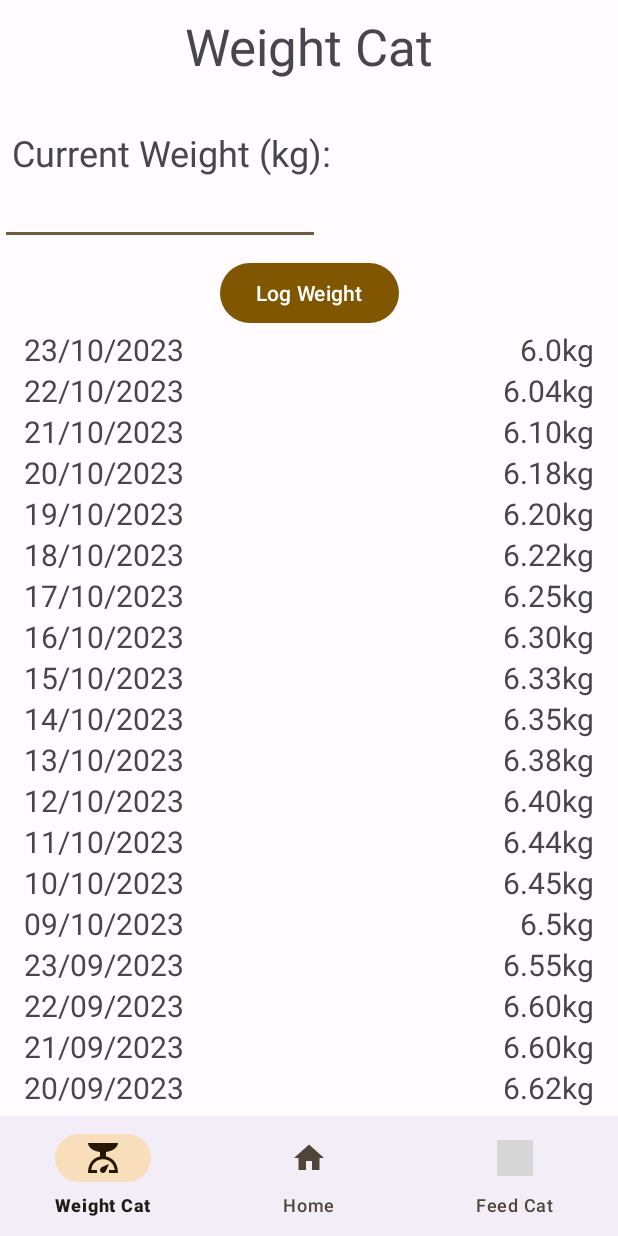
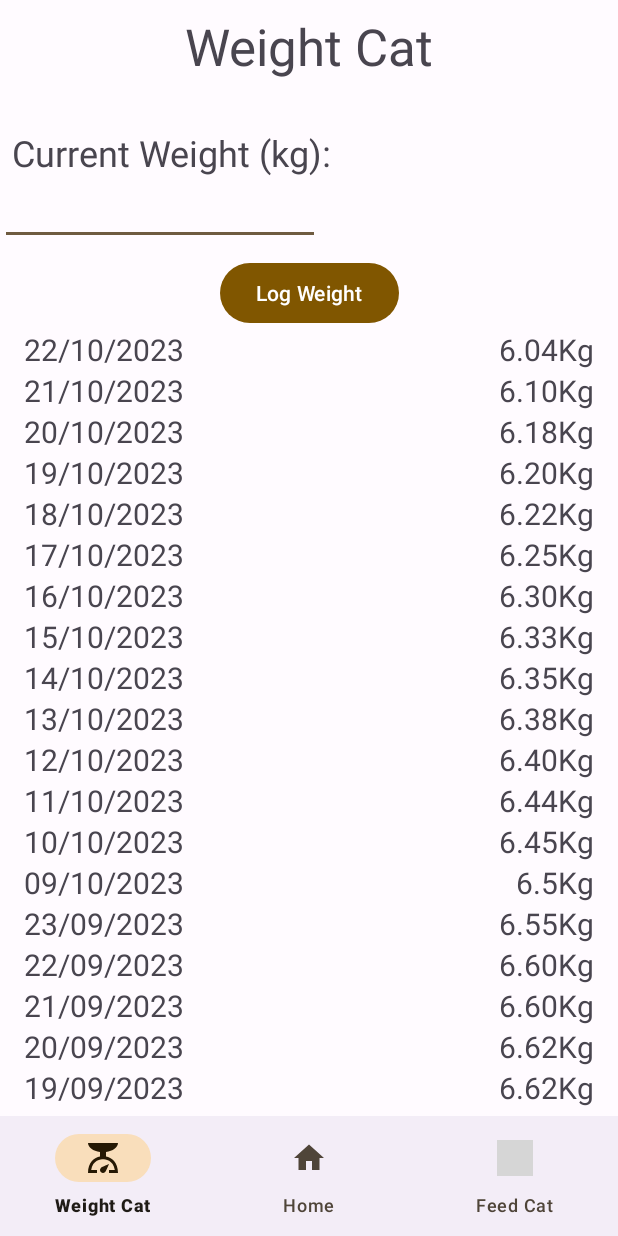
Before and after one commit to Niko361/COS30017_Custom_APP, an Android app: the LogWeightActivity screen opened directly, with no data from a screen before it, on a phone screen of 412 x 824 dp. Run offline under Robolectric (Android 15) with nearby library versions, the phone set to English and light mode, and no system bars; grey boxes are pictures that could not be loaded.

Commit message:
Feat: implemented adding new weight logs

```diff
--- a/app/src/main/java/com/example/customappproject/LogWeightActivity.kt
+++ b/app/src/main/java/com/example/customappproject/LogWeightActivity.kt
@@ -1,9 +1,13 @@
 package com.example.customappproject
 
-import android.content.Intent
 import android.os.Bundle
 import android.util.Log
+import android.view.View
+import android.view.inputmethod.InputMethodManager
+import android.widget.Button
+import android.widget.EditText
 import androidx.appcompat.app.AppCompatActivity
+import androidx.core.widget.addTextChangedListener
 import androidx.recyclerview.widget.LinearLayoutManager
 import androidx.recyclerview.widget.RecyclerView
 import com.google.android.material.navigation.NavigationBarView
@@ -12,50 +16,72 @@ import java.time.format.DateTimeFormatter
 
 class LogWeightActivity: AppCompatActivity() {
     var weightLogs = mutableListOf(
-        GenericLogEntry(LocalDateTime.parse("23/10/23 19:00", DateTimeFormatter.ofPattern("dd/MM/yy HH:mm")), "6.0kg"),
-        GenericLogEntry(LocalDateTime.parse("22/10/23 19:00", DateTimeFormatter.ofPattern("dd/MM/yy HH:mm")), "6.04kg"),
-        GenericLogEntry(LocalDateTime.parse("21/10/23 19:00", DateTimeFormatter.ofPattern("dd/MM/yy HH:mm")), "6.10kg"),
-        GenericLogEntry(LocalDateTime.parse("20/10/23 19:00", DateTimeFormatter.ofPattern("dd/MM/yy HH:mm")), "6.18kg"),
-        GenericLogEntry(LocalDateTime.parse("19/10/23 19:00", DateTimeFormatter.ofPattern("dd/MM/yy HH:mm")), "6.20kg"),
-        GenericLogEntry(LocalDateTime.parse("18/10/23 19:00", DateTimeFormatter.ofPattern("dd/MM/yy HH:mm")), "6.22kg"),
-        GenericLogEntry(LocalDateTime.parse("17/10/23 19:00", DateTimeFormatter.ofPattern("dd/MM/yy HH:mm")), "6.25kg"),
-        GenericLogEntry(LocalDateTime.parse("16/10/23 19:00", DateTimeFormatter.ofPattern("dd/MM/yy HH:mm")), "6.30kg"),
-        GenericLogEntry(LocalDateTime.parse("15/10/23 19:00", DateTimeFormatter.ofPattern("dd/MM/yy HH:mm")), "6.33kg"),
-        GenericLogEntry(LocalDateTime.parse("14/10/23 19:00", DateTimeFormatter.ofPattern("dd/MM/yy HH:mm")), "6.35kg"),
-        GenericLogEntry(LocalDateTime.parse("13/10/23 19:00", DateTimeFormatter.ofPattern("dd/MM/yy HH:mm")), "6.38kg"),
-        GenericLogEntry(LocalDateTime.parse("12/10/23 19:00", DateTimeFormatter.ofPattern("dd/MM/yy HH:mm")), "6.40kg"),
-        GenericLogEntry(LocalDateTime.parse("11/10/23 19:00", DateTimeFormatter.ofPattern("dd/MM/yy HH:mm")), "6.44kg"),
-        GenericLogEntry(LocalDateTime.parse("10/10/23 19:00", DateTimeFormatter.ofPattern("dd/MM/yy HH:mm")), "6.45kg"),
-        GenericLogEntry(LocalDateTime.parse("09/10/23 19:00", DateTimeFormatter.ofPattern("dd/MM/yy HH:mm")), "6.5kg"),
-        GenericLogEntry(LocalDateTime.parse("23/09/23 19:00", DateTimeFormatter.ofPattern("dd/MM/yy HH:mm")), "6.55kg"),
-        GenericLogEntry(LocalDateTime.parse("22/09/23 19:00", DateTimeFormatter.ofPattern("dd/MM/yy HH:mm")), "6.60kg"),
-        GenericLogEntry(LocalDateTime.parse("21/09/23 19:00", DateTimeFormatter.ofPattern("dd/MM/yy HH:mm")), "6.60kg"),
-        GenericLogEntry(LocalDateTime.parse("20/09/23 19:00", DateTimeFormatter.ofPattern("dd/MM/yy HH:mm")), "6.62kg"),
-        GenericLogEntry(LocalDateTime.parse("19/09/23 19:00", DateTimeFormatter.ofPattern("dd/MM/yy HH:mm")), "6.62kg"),
-        GenericLogEntry(LocalDateTime.parse("18/09/23 19:00", DateTimeFormatter.ofPattern("dd/MM/yy HH:mm")), "6.64kg"),
-        GenericLogEntry(LocalDateTime.parse("17/09/23 19:00", DateTimeFormatter.ofPattern("dd/MM/yy HH:mm")), "6.65kg"),
-        GenericLogEntry(LocalDateTime.parse("16/09/23 19:00", DateTimeFormatter.ofPattern("dd/MM/yy HH:mm")), "6.66kg"),
-        GenericLogEntry(LocalDateTime.parse("15/09/23 19:00", DateTimeFormatter.ofPattern("dd/MM/yy HH:mm")), "6.67kg"),
-        GenericLogEntry(LocalDateTime.parse("14/09/23 19:00", DateTimeFormatter.ofPattern("dd/MM/yy HH:mm")), "6.70kg"),
-        GenericLogEntry(LocalDateTime.parse("13/09/23 19:00", DateTimeFormatter.ofPattern("dd/MM/yy HH:mm")), "6.71kg"),
-        GenericLogEntry(LocalDateTime.parse("12/09/23 19:00", DateTimeFormatter.ofPattern("dd/MM/yy HH:mm")), "6.73kg"),
-        GenericLogEntry(LocalDateTime.parse("11/09/23 19:00", DateTimeFormatter.ofPattern("dd/MM/yy HH:mm")), "6.74kg"),
-        GenericLogEntry(LocalDateTime.parse("10/09/23 19:00", DateTimeFormatter.ofPattern("dd/MM/yy HH:mm")), "6.75kg"),
-        GenericLogEntry(LocalDateTime.parse("09/09/23 19:00", DateTimeFormatter.ofPattern("dd/MM/yy HH:mm")), "6.75kg"),
+        GenericLogEntry(LocalDateTime.parse("22/10/23 19:00", DateTimeFormatter.ofPattern("dd/MM/yy HH:mm")), "6.04Kg"),
+        GenericLogEntry(LocalDateTime.parse("21/10/23 19:00", DateTimeFormatter.ofPattern("dd/MM/yy HH:mm")), "6.10Kg"),
+        GenericLogEntry(LocalDateTime.parse("20/10/23 19:00", DateTimeFormatter.ofPattern("dd/MM/yy HH:mm")), "6.18Kg"),
+        GenericLogEntry(LocalDateTime.parse("19/10/23 19:00", DateTimeFormatter.ofPattern("dd/MM/yy HH:mm")), "6.20Kg"),
+        GenericLogEntry(LocalDateTime.parse("18/10/23 19:00", DateTimeFormatter.ofPattern("dd/MM/yy HH:mm")), "6.22Kg"),
+        GenericLogEntry(LocalDateTime.parse("17/10/23 19:00", DateTimeFormatter.ofPattern("dd/MM/yy HH:mm")), "6.25Kg"),
+        GenericLogEntry(LocalDateTime.parse("16/10/23 19:00", DateTimeFormatter.ofPattern("dd/MM/yy HH:mm")), "6.30Kg"),
+        GenericLogEntry(LocalDateTime.parse("15/10/23 19:00", DateTimeFormatter.ofPattern("dd/MM/yy HH:mm")), "6.33Kg"),
+        GenericLogEntry(LocalDateTime.parse("14/10/23 19:00", DateTimeFormatter.ofPattern("dd/MM/yy HH:mm")), "6.35Kg"),
+        GenericLogEntry(LocalDateTime.parse("13/10/23 19:00", DateTimeFormatter.ofPattern("dd/MM/yy HH:mm")), "6.38Kg"),
+        GenericLogEntry(LocalDateTime.parse("12/10/23 19:00", DateTimeFormatter.ofPattern("dd/MM/yy HH:mm")), "6.40Kg"),
+        GenericLogEntry(LocalDateTime.parse("11/10/23 19:00", DateTimeFormatter.ofPattern("dd/MM/yy HH:mm")), "6.44Kg"),
+        GenericLogEntry(LocalDateTime.parse("10/10/23 19:00", DateTimeFormatter.ofPattern("dd/MM/yy HH:mm")), "6.45Kg"),
+        GenericLogEntry(LocalDateTime.parse("09/10/23 19:00", DateTimeFormatter.ofPattern("dd/MM/yy HH:mm")), "6.5Kg"),
+        GenericLogEntry(LocalDateTime.parse("23/09/23 19:00", DateTimeFormatter.ofPattern("dd/MM/yy HH:mm")), "6.55Kg"),
+        GenericLogEntry(LocalDateTime.parse("22/09/23 19:00", DateTimeFormatter.ofPattern("dd/MM/yy HH:mm")), "6.60Kg"),
+        GenericLogEntry(LocalDateTime.parse("21/09/23 19:00", DateTimeFormatter.ofPattern("dd/MM/yy HH:mm")), "6.60Kg"),
+        GenericLogEntry(LocalDateTime.parse("20/09/23 19:00", DateTimeFormatter.ofPattern("dd/MM/yy HH:mm")), "6.62Kg"),
+        GenericLogEntry(LocalDateTime.parse("19/09/23 19:00", DateTimeFormatter.ofPattern("dd/MM/yy HH:mm")), "6.62Kg"),
+        GenericLogEntry(LocalDateTime.parse("18/09/23 19:00", DateTimeFormatter.ofPattern("dd/MM/yy HH:mm")), "6.64Kg"),
+        GenericLogEntry(LocalDateTime.parse("17/09/23 19:00", DateTimeFormatter.ofPattern("dd/MM/yy HH:mm")), "6.65Kg"),
+        GenericLogEntry(LocalDateTime.parse("16/09/23 19:00", DateTimeFormatter.ofPattern("dd/MM/yy HH:mm")), "6.66Kg"),
+        GenericLogEntry(LocalDateTime.parse("15/09/23 19:00", DateTimeFormatter.ofPattern("dd/MM/yy HH:mm")), "6.67Kg"),
+        GenericLogEntry(LocalDateTime.parse("14/09/23 19:00", DateTimeFormatter.ofPattern("dd/MM/yy HH:mm")), "6.70Kg"),
+        GenericLogEntry(LocalDateTime.parse("13/09/23 19:00", DateTimeFormatter.ofPattern("dd/MM/yy HH:mm")), "6.71Kg"),
+        GenericLogEntry(LocalDateTime.parse("12/09/23 19:00", DateTimeFormatter.ofPattern("dd/MM/yy HH:mm")), "6.73Kg"),
+        GenericLogEntry(LocalDateTime.parse("11/09/23 19:00", DateTimeFormatter.ofPattern("dd/MM/yy HH:mm")), "6.74Kg"),
+        GenericLogEntry(LocalDateTime.parse("10/09/23 19:00", DateTimeFormatter.ofPattern("dd/MM/yy HH:mm")), "6.75Kg"),
+        GenericLogEntry(LocalDateTime.parse("09/09/23 19:00", DateTimeFormatter.ofPattern("dd/MM/yy HH:mm")), "6.75Kg"),
     )
 
     override fun onCreate(savedInstanceState: Bundle?) {
         super.onCreate(savedInstanceState)
         setContentView(R.layout.log_weight)
 
-
         drawRecyclerView()
 
-        val bottomNavBar = findViewById<NavigationBarView>(R.id.bottom_navigation)
-
-        bottomNavBar.selectedItemId = R.id.weight_cat
+        var weightEntryWeight: Double = 0.0
 
 
+        val logWeightButton = findViewById<Button>(R.id.logWeightButton)
+
+        logWeightButton.setOnClickListener {
+            weightLogs.add(GenericLogEntry(LocalDateTime.now(), "${weightEntryWeight}Kg"))
+            drawRecyclerView()
+            // close keyboard after entering weight
+            val view: View? = this.currentFocus
+            if (view != null) {
+                val inputMethodManager = getSystemService(INPUT_METHOD_SERVICE) as InputMethodManager
+                inputMethodManager.hideSoftInputFromWindow(view.getWindowToken(), 0)
+            }
+        }
+
+        val enterWeigh = findViewById<EditText>(R.id.enterWeigh)
+        enterWeigh.addTextChangedListener {
+            weightEntryWeight = if(enterWeigh.text.isNullOrEmpty())
+                0.0
+            else
+                enterWeigh.text.toString().toDouble()
+
+            //don't allow the user to log zero grams of food
+            logWeightButton.isEnabled = (weightEntryWeight != 0.0)
+        }
+
+        val bottomNavBar = findViewById<NavigationBarView>(R.id.bottom_navigation)
+        bottomNavBar.selectedItemId = R.id.weight_cat
         bottomNavBar.setOnItemSelectedListener { item ->
             when(item.itemId) {
                 R.id.weight_cat -> {
--- a/app/src/main/res/layout/log_food.xml
+++ b/app/src/main/res/layout/log_food.xml
@@ -58,7 +58,7 @@
         app:layout_constraintTop_toBottomOf="@+id/selectFoodMenu" />
 
     <EditText
-        android:id="@+id/enterFoodWeightEditText"
+        android:id="@+id/enterFoodWeight"
         android:layout_width="wrap_content"
         android:layout_height="wrap_content"
         android:layout_marginStart="16dp"
@@ -76,7 +76,7 @@
         android:text="Remaining Daily Calories:"
         android:textSize="24sp"
         app:layout_constraintStart_toStartOf="parent"
-        app:layout_constraintTop_toBottomOf="@+id/enterFoodWeightEditText" />
+        app:layout_constraintTop_toBottomOf="@+id/enterFoodWeight" />
 
     <TextView
         android:id="@+id/remainingDailyCalories"
@@ -93,6 +93,7 @@
         android:layout_width="wrap_content"
         android:layout_height="wrap_content"
         android:layout_marginTop="16dp"
+        android:enabled="false"
         android:text="Log Food"
         app:layout_constraintEnd_toEndOf="parent"
         app:layout_constraintStart_toStartOf="parent"
--- a/app/src/main/res/layout/log_weight.xml
+++ b/app/src/main/res/layout/log_weight.xml
@@ -6,7 +6,7 @@
     android:layout_height="match_parent">
 
     <TextView
-        android:id="@+id/logFoodTitle"
+        android:id="@+id/logWeightTitle"
         android:layout_width="wrap_content"
         android:layout_height="wrap_content"
         android:layout_marginTop="8dp"
@@ -17,7 +17,7 @@
         app:layout_constraintTop_toTopOf="parent" />
 
     <TextView
-        android:id="@+id/selectFoodLabel"
+        android:id="@+id/enterWeightLabel"
         android:layout_width="wrap_content"
         android:layout_height="wrap_content"
         android:layout_marginStart="8dp"
@@ -25,23 +25,23 @@
         android:text="Current Weight (kg):"
         android:textSize="24sp"
         app:layout_constraintStart_toStartOf="parent"
-        app:layout_constraintTop_toBottomOf="@+id/logFoodTitle" />
+        app:layout_constraintTop_toBottomOf="@+id/logWeightTitle" />
 
     <EditText
-        android:id="@+id/enterFoodWeightEditText"
+        android:id="@+id/enterWeigh"
         android:layout_width="wrap_content"
         android:layout_height="wrap_content"
         android:ems="10"
-        android:inputType="number"
+        android:inputType="numberDecimal"
         app:layout_constraintStart_toStartOf="parent"
-        app:layout_constraintTop_toBottomOf="@+id/selectFoodLabel" />
+        app:layout_constraintTop_toBottomOf="@+id/enterWeightLabel" />
 
     <androidx.recyclerview.widget.RecyclerView
         android:id="@+id/genericLogRecyclerView"
         android:layout_width="match_parent"
         android:layout_height="0dp"
         app:layout_constraintBottom_toTopOf="@+id/bottom_navigation"
-        app:layout_constraintTop_toBottomOf="@+id/logFoodButton"
+        app:layout_constraintTop_toBottomOf="@+id/logWeightButton"
         tools:layout_editor_absoluteX="0dp">
 
     </androidx.recyclerview.widget.RecyclerView>
@@ -56,13 +56,13 @@
     </com.google.android.material.bottomnavigation.BottomNavigationView>
 
     <Button
-        android:id="@+id/logFoodButton"
+        android:id="@+id/logWeightButton"
         android:layout_width="wrap_content"
         android:layout_height="wrap_content"
         android:layout_marginTop="8dp"
         android:text="Log Weight"
         app:layout_constraintEnd_toEndOf="parent"
         app:layout_constraintStart_toStartOf="parent"
-        app:layout_constraintTop_toBottomOf="@+id/enterFoodWeightEditText" />
+        app:layout_constraintTop_toBottomOf="@+id/enterWeigh" />
 
 </androidx.constraintlayout.widget.ConstraintLayout>
```
Also changed, not shown: app/src/main/java/com/example/customappproject/LogFoodEntryActivity.kt (+13 -6 lines), app/src/main/java/com/example/customappproject/MainActivity.kt (+29 -31 lines).
